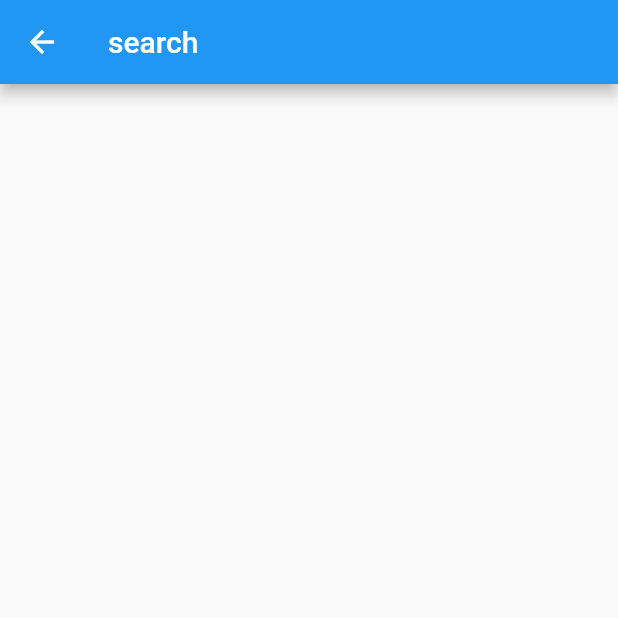
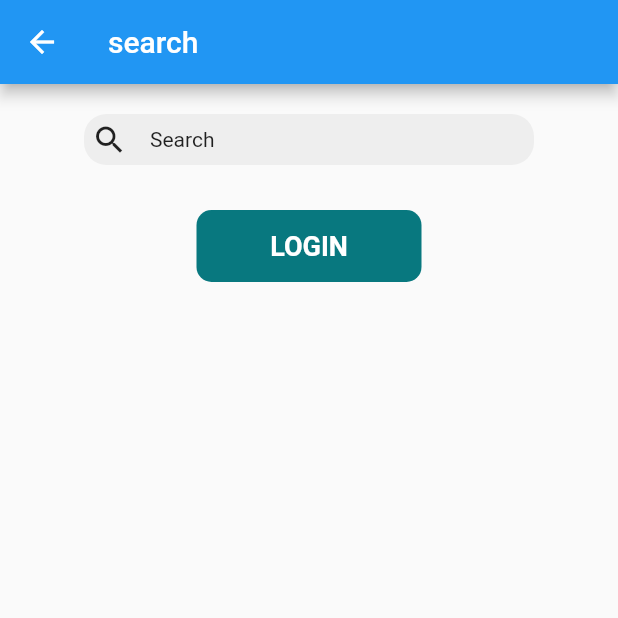
Before and after one commit to samaaeid/Jopedia, a Flutter app: the SearchScreen screen opened directly, on a phone screen of 412 x 824 dp, the top half of it. Run offline on Flutter 3.47's test engine with Material 2 defaults, Android fonts, the phone set to English and light mode, and no system bars.

Commit message:
fourth commit

```diff
--- a/lib/main.dart
+++ b/lib/main.dart
@@ -1,4 +1,5 @@
 import 'package:flutter/material.dart';
+import 'package:jopedia/modules/job_progress/JobProgressScreen.dart';
 import 'package:jopedia/modules/notification/NotificationScreen.dart';
 import 'package:jopedia/modules/search/SearchScreen.dart';
 
@@ -13,7 +14,7 @@ class MyApp extends StatelessWidget{
   Widget build(BuildContext context) {
     return MaterialApp(
       debugShowCheckedModeBanner: false,
-      home: NotificationScreen(),
+      home: JobProgressScreen(),
     );
   }
 
--- a/lib/modules/notification/NotificationScreen.dart
+++ b/lib/modules/notification/NotificationScreen.dart
@@ -1,5 +1,6 @@
 import 'package:flutter/cupertino.dart';
 import 'package:flutter/material.dart';
+
 
 class NotificationScreen extends StatefulWidget {
   const NotificationScreen({Key? key}) : super(key: key);
--- a/lib/modules/search/SearchScreen.dart
+++ b/lib/modules/search/SearchScreen.dart
@@ -1,7 +1,8 @@
 import 'package:flutter/material.dart';
+import 'package:jopedia/shared/components/component.dart';
 
 class SearchScreen extends StatefulWidget {
-  const SearchScreen({Key? key}) : super(key: key);
+  //const SearchScreen({Key? key}) : super(key: key);
 
   @override
   _SearchScreenState createState() => _SearchScreenState();
@@ -14,6 +15,43 @@ class _SearchScreenState extends State<SearchScreen> {
       appBar: AppBar(
         title: Text('search'),
       ),
+      body: Column(
+        children: [
+          SizedBox(
+            height: 20.0,
+          ),
+          Center(
+            child: Container(
+              width: 300.0,
+              decoration: BoxDecoration(
+                borderRadius: BorderRadius.circular(15.0),
+                color: Colors.grey[200],
+              ),
+              padding: EdgeInsets.all(5.0),
+              child: Row(
+                children: [
+                  Icon(Icons.search),
+                  SizedBox( width: 15.0,),
+                  Text(
+                      'Search'
+                  ),
+                ],
+              ),
+            ),
+          ),
+          SizedBox(
+            height: 30.0,
+          ),
+          DefaultButton(
+            text: 'login',
+            function: (){
+              print('everything is okay');
+            },
+            background: Color(0xff08787F),
+            width: 150.0,
+          ),
+        ],
+      ),
     );
   }
 }
--- a/lib/shared/components/component.dart
+++ b/lib/shared/components/component.dart
@@ -0,0 +1,28 @@
+import 'package:flutter/cupertino.dart';
+import 'package:flutter/material.dart';
+
+Widget DefaultButton({
+  double width = double.infinity ,
+  Color background = Colors.blue,
+  double rad = 0.0,
+  required Function function,
+  required String text,
+}) => Container(
+  width: width,
+  decoration: BoxDecoration(
+    color: background,
+    borderRadius: BorderRadius.circular(10.0),
+  ) ,
+  child: MaterialButton(
+    onPressed: function(),
+    child: Text(
+      text.toUpperCase(),
+      style: TextStyle(
+        color: Colors.white,
+        fontWeight: FontWeight.bold,
+        fontSize: 18.0,
+      ),
+    ),
+
+  ),
+);
--- a/pubspec.yaml
+++ b/pubspec.yaml
@@ -29,11 +29,13 @@ environment:
 dependencies:
   flutter:
     sdk: flutter
+  intl: ^0.15.7
 
 
   # The following adds the Cupertino Icons font to your application.
   # Use with the CupertinoIcons class for iOS style icons.
   cupertino_icons: ^1.0.2
+  get: ^4.6.1
 
 dev_dependencies:
   flutter_test:
```
Also changed, not shown: lib/modules/job_progress/JobProgressScreen.dart (added, +56 -0 lines), lib/modules/about/AboutScreen.dart (added), lib/modules/contract/ContractScreen.dart (added), lib/modules/create_job/CreateJobScreen.dart (added), pubspec.lock.
